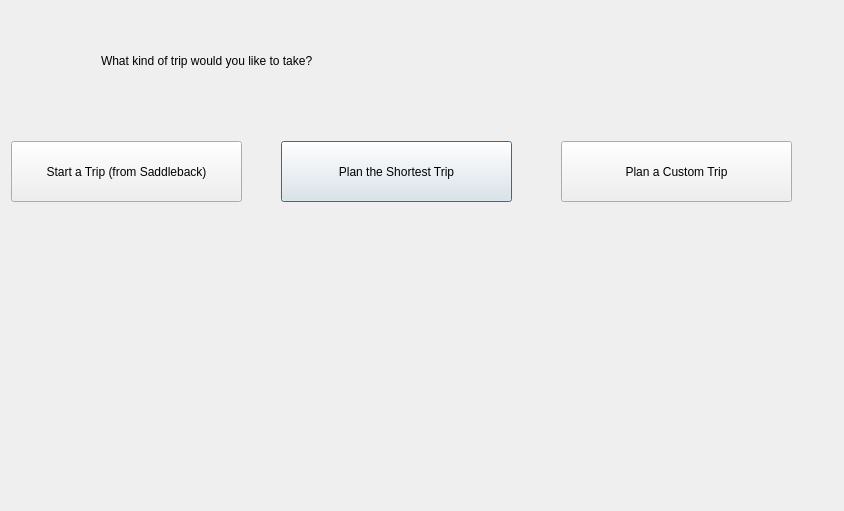
Ling2251/CS1D-College-Tour, file plantripwindow.ui: the form before one commit.
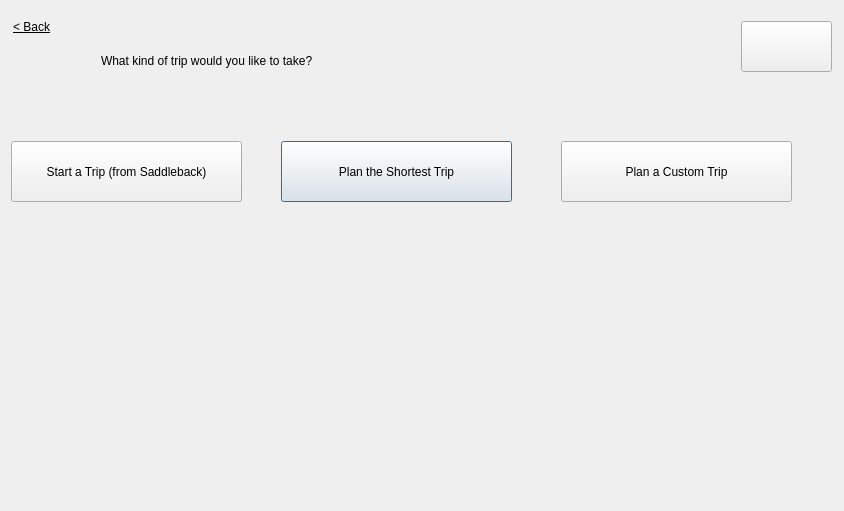
The form after the commit. The open tabs and pages were chosen to show the change. Icons and pictures are not drawn.

Patch:
```diff
--- a/plantripwindow.ui
+++ b/plantripwindow.ui
@@ -79,6 +79,41 @@
         <string>Plan a Custom Trip</string>
        </property>
       </widget>
+      <widget class="QToolButton" name="goback2">
+       <property name="geometry">
+        <rect>
+         <x>0</x>
+         <y>0</y>
+         <width>41</width>
+         <height>31</height>
+        </rect>
+       </property>
+       <property name="styleSheet">
+        <string notr="true">font: 10pt &quot;Segoe UI&quot;;
+text-decoration: underline;
+border: none;
+</string>
+       </property>
+       <property name="text">
+        <string>&lt; Back</string>
+       </property>
+      </widget>
+      <widget class="QPushButton" name="mainpage">
+       <property name="geometry">
+        <rect>
+         <x>730</x>
+         <y>10</y>
+         <width>91</width>
+         <height>51</height>
+        </rect>
+       </property>
+       <property name="styleSheet">
+        <string notr="true">border-image: url(:/image/college logo.png);</string>
+       </property>
+       <property name="text">
+        <string/>
+       </property>
+      </widget>
      </widget>
      <widget class="QWidget" name="souvenirShop">
       <widget class="QPushButton" name="addSouvenir_button">
```
Left out of the diff: 39 changed lines with no effect on the pictures.
